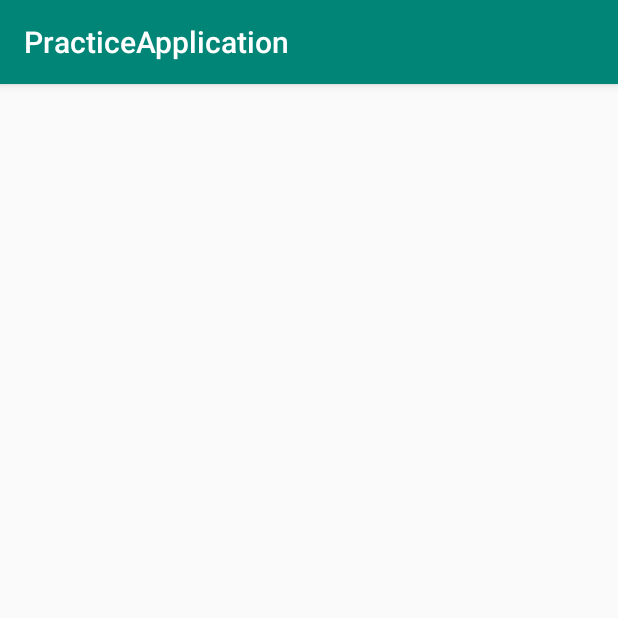
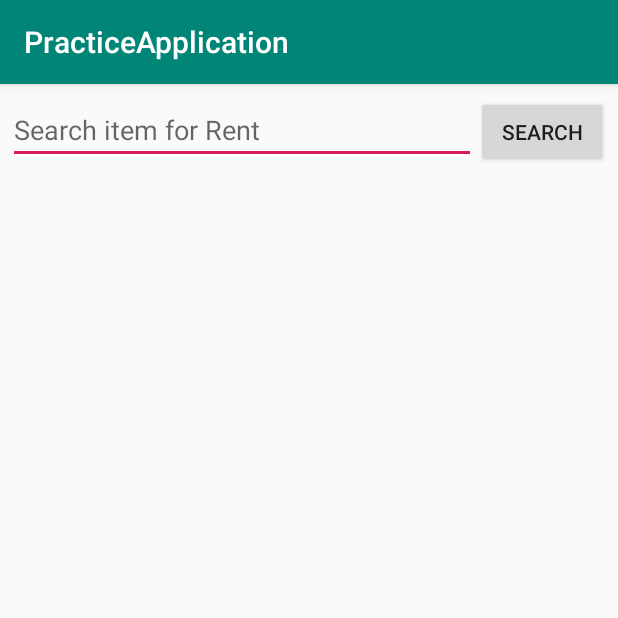
Before and after one commit to ljbdelacruz/PracticeKotlin, an Android app: the screen it shows after launch (Dashboard), after a tap on "LOGIN", on a phone screen of 412 x 824 dp, the top half of it. Run offline under Robolectric (Android 15) with nearby library versions, the phone set to English and light mode, and no system bars.

Commit message:
setup activity dashboard

```diff
--- a/app/src/main/java/ljbdelacruz/com/practiceapplication/MainActivity.kt
+++ b/app/src/main/java/ljbdelacruz/com/practiceapplication/MainActivity.kt
@@ -4,6 +4,7 @@ import android.content.Intent
 import android.support.v7.app.AppCompatActivity
 import android.os.Bundle
 import android.util.Log
+import android.view.View
 import android.widget.Button
 import android.widget.EditText
 
@@ -15,6 +16,10 @@ class MainActivity : AppCompatActivity() {
         val usernameTF=findViewById<EditText>(R.id.login_usernameTF);
         val passwordTF=findViewById<EditText>(R.id.login_passwordTF);
         val loginButton=findViewById<Button>(R.id.login_loginBtn);
+        window.decorView.apply {
+            systemUiVisibility = View.SYSTEM_UI_FLAG_HIDE_NAVIGATION
+        }
+
         loginButton.setOnClickListener{
             this.processLogin(username = usernameTF.text.toString(), password = passwordTF.text.toString())
         }
--- a/app/src/main/res/layout/activity_dashboard.xml
+++ b/app/src/main/res/layout/activity_dashboard.xml
@@ -7,4 +7,22 @@
         android:layout_height="match_parent"
         tools:context=".Dashboard">
 
+    <LinearLayout
+            android:orientation="horizontal"
+            android:layout_width="wrap_content"
+            android:layout_height="55dp" app:layout_constraintEnd_toEndOf="parent"
+            android:layout_marginEnd="8dp" app:layout_constraintStart_toStartOf="parent"
+            android:layout_marginStart="8dp" android:layout_marginTop="8dp" app:layout_constraintTop_toTopOf="parent"
+            app:layout_constraintHorizontal_bias="0.72">
+        <EditText
+                android:layout_width="312dp"
+                android:layout_height="wrap_content"
+                android:inputType="textPersonName"
+                android:ems="10"
+                android:id="@+id/dashboard_searchItem" android:hint="Search item for Rent"/>
+        <Button
+                android:text="Search"
+                android:layout_width="wrap_content"
+                android:layout_height="wrap_content" android:id="@+id/dashboard_searchBtn" android:layout_weight="1"/>
+    </LinearLayout>
 </android.support.constraint.ConstraintLayout>
```
